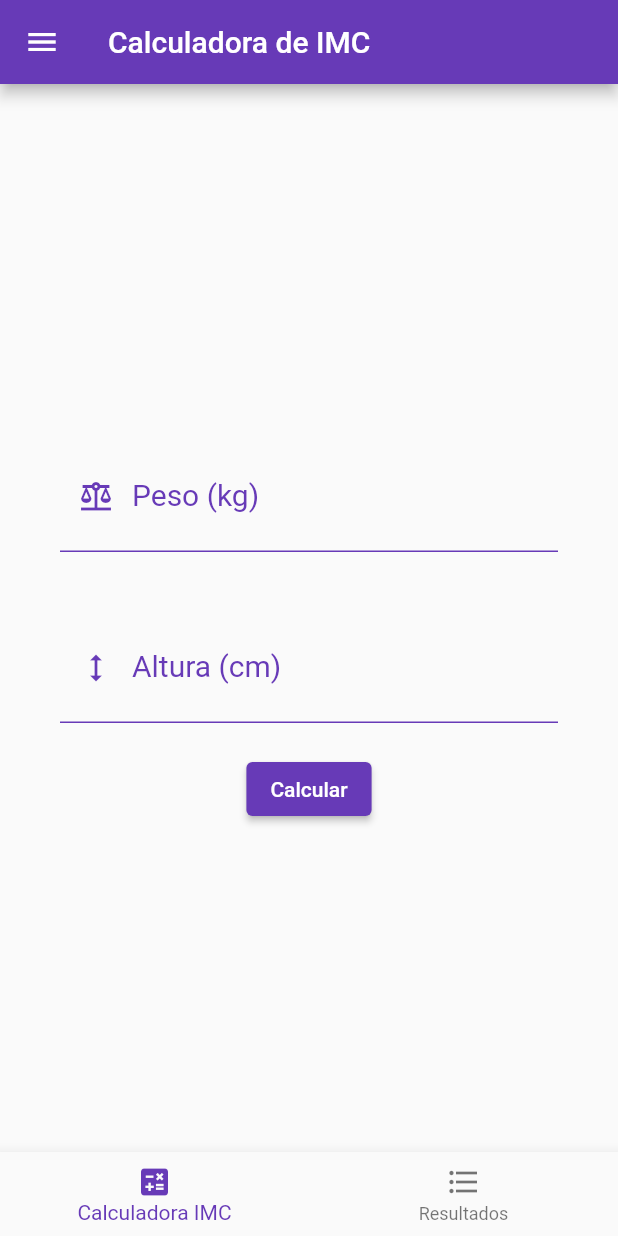
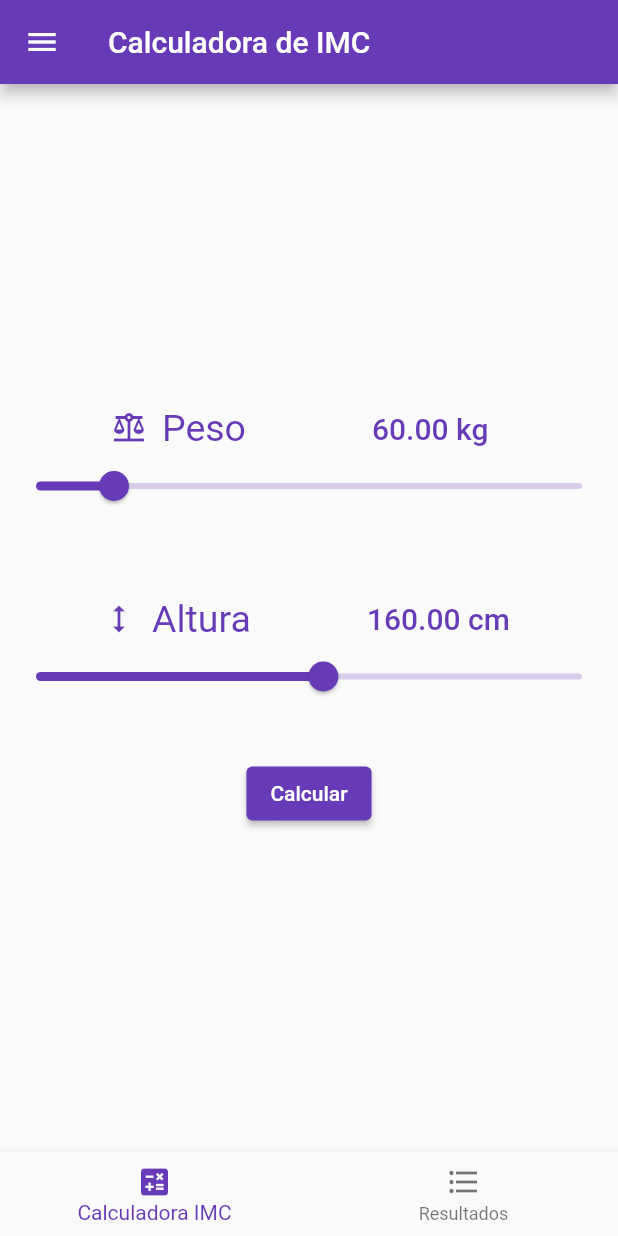
Before and after one commit to Charles-XavierS/IMC_Calculator_Flutter, a Flutter app: the HomePage screen opened directly with empty values, on a phone screen of 412 x 824 dp. Run offline on Flutter 3.47's test engine with Material 2 defaults, Android fonts, the phone set to English and light mode, and no system bars.

Commit message:
feat: home page
adicionado PageView para deslizar entre as páginas.

```diff
--- a/lib/pages/home_page.dart
+++ b/lib/pages/home_page.dart
@@ -1,5 +1,5 @@
 import 'package:flutter/material.dart';
-import 'package:flutter/services.dart';
+import 'package:imc_flutter/pages/calculator_page.dart';
 
 class HomePage extends StatefulWidget {
   final String name;
@@ -11,6 +11,8 @@ class HomePage extends StatefulWidget {
 }
 
 class _HomePageState extends State<HomePage> {
+  PageController pageController = PageController(initialPage: 0);
+  int pagePosition = 0;
   @override
   Widget build(BuildContext context) {
     return Scaffold(
@@ -30,81 +32,19 @@ class _HomePageState extends State<HomePage> {
           ],
         ),
       ),
-      body: Center(
-        child: Column(
-          mainAxisAlignment: MainAxisAlignment.center,
-          children: [
-            SizedBox(
-              width: double.infinity,
-              child: Padding(
-                padding:
-                    const EdgeInsets.symmetric(vertical: 20, horizontal: 40),
-                child: TextField(
-                  keyboardType:
-                      TextInputType.number, // Define o teclado numérico
-                  inputFormatters: <TextInputFormatter>[
-                    FilteringTextInputFormatter
-                        .digitsOnly, // Permite apenas dígitos (números)
-                  ],
-                  style:
-                      const TextStyle(color: Colors.deepPurple, fontSize: 30),
-                  decoration: const InputDecoration(
-                      contentPadding: EdgeInsets.symmetric(vertical: 10),
-                      enabledBorder: UnderlineInputBorder(
-                          borderSide: BorderSide(color: Colors.deepPurple)),
-                      focusedBorder: UnderlineInputBorder(
-                          borderSide: BorderSide(color: Colors.deepPurple)),
-                      labelText: 'Peso (kg)',
-                      labelStyle:
-                          TextStyle(color: Colors.deepPurple, fontSize: 20),
-                      prefixIcon: Icon(
-                        Icons.balance,
-                        color: Colors.deepPurple,
-                      )),
-                ),
-              ),
-            ),
-            SizedBox(
-              width: double.infinity,
-              child: Padding(
-                padding:
-                    const EdgeInsets.symmetric(vertical: 20, horizontal: 40),
-                child: TextField(
-                  keyboardType:
-                      TextInputType.number, // Define o teclado numérico
-                  inputFormatters: <TextInputFormatter>[
-                    FilteringTextInputFormatter
-                        .digitsOnly, // Permite apenas dígitos (números)
-                  ],
-                  style:
-                      const TextStyle(color: Colors.deepPurple, fontSize: 30),
-                  decoration: const InputDecoration(
-                      contentPadding: EdgeInsets.symmetric(vertical: 10),
-                      enabledBorder: UnderlineInputBorder(
-                          borderSide: BorderSide(color: Colors.deepPurple)),
-                      focusedBorder: UnderlineInputBorder(
-                          borderSide: BorderSide(color: Colors.deepPurple)),
-                      labelText: 'Altura (cm)',
-                      labelStyle:
-                          TextStyle(color: Colors.deepPurple, fontSize: 20),
-                      prefixIcon: Icon(
-                        Icons.height,
-                        color: Colors.deepPurple,
-                      )),
-                ),
-              ),
-            ),
-            ElevatedButton(
-              onPressed: () {
-                // Implementar o cálculo do IMC aqui
-              },
-              child: const Text('Calcular'),
-            ),
-          ],
-        ),
-      ),
+      body: PageView(
+          controller: pageController,
+          onPageChanged: (value) {
+            setState(() {
+              pagePosition = value;
+            });
+          },
+          children: const [Calculator()]),
       bottomNavigationBar: BottomNavigationBar(
-        items: const <BottomNavigationBarItem>[
+        onTap: (value) {
+          pageController.jumpToPage(value);
+        },
+        items: const [
           BottomNavigationBarItem(
             icon: Icon(Icons.calculate),
             label: 'Calculadora IMC',
```
